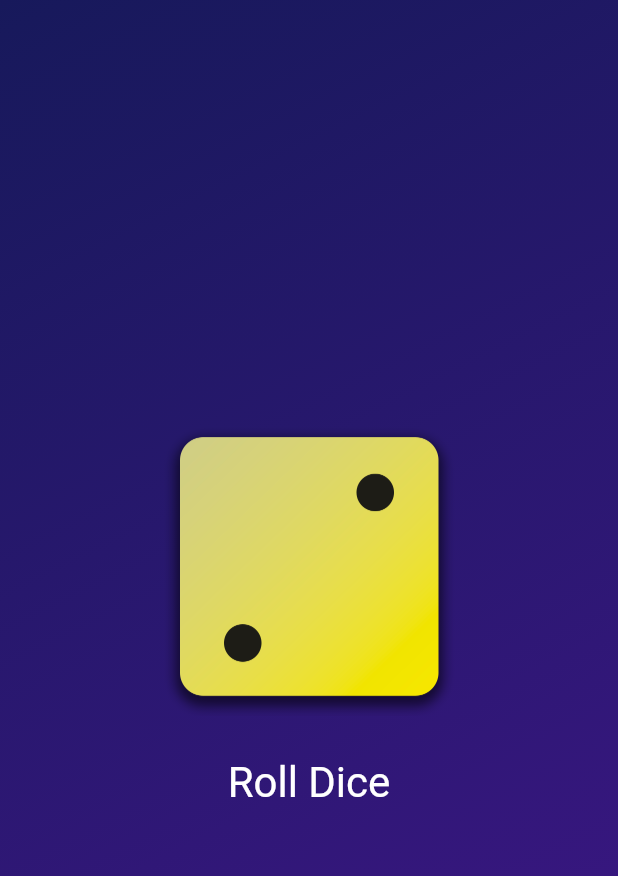
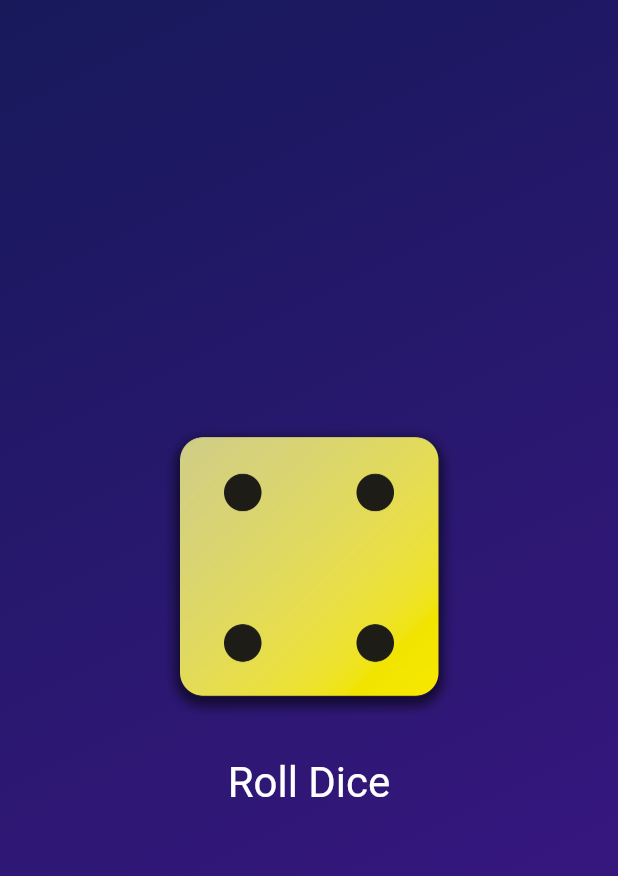
Before and after one commit to ninjastorm24/fluttter-first-app, a Flutter app: the screen it shows after launch, after a tap on "Roll Dice", on a phone screen of 412 x 824 dp. Shown: the top 876 px of the screen. Run offline on Flutter 3.47's test engine with Material 3 defaults, Android fonts, the phone set to English and light mode, and no system bars.

```diff
--- /dev/null
+++ b/lib/dice_roller.dart
@@ -0,0 +1,39 @@
+import 'package:flutter/material.dart';
+
+class DiceRoller extends StatefulWidget {
+  const DiceRoller({super.key});
+
+  @override
+  State<DiceRoller> createState() {
+    return _DiceRollerState();
+  }
+}
+
+class _DiceRollerState extends State<DiceRoller> {
+  var activeImage = 'assets/images/dice-2.png';
+
+  void rollDice() {
+    setState(() {
+      activeImage = 'assets/images/dice-4.png';
+    });
+  }
+
+  @override
+  Widget build(context) {
+    return Column(
+      mainAxisSize: MainAxisSize.min,
+      children: [
+        Image.asset(activeImage, width: 200),
+        const SizedBox(height: 20),
+        TextButton(
+          onPressed: rollDice,
+          style: TextButton.styleFrom(
+            foregroundColor: Colors.white,
+            textStyle: const TextStyle(fontSize: 28),
+          ),
+          child: const Text('Roll Dice'),
+        ),
+      ],
+    );
+  }
+}
--- a/lib/gradient_container.dart
+++ b/lib/gradient_container.dart
@@ -1,19 +1,14 @@
 import 'package:flutter/material.dart';
+import 'package:first_app/dice_roller.dart';
 
 const startAlignment = Alignment.topLeft;
 const endAlignment = Alignment.bottomRight;
 
 class GradientContainer extends StatelessWidget {
-  GradientContainer(this.colorA, this.colorB, {super.key});
+  const GradientContainer(this.colorA, this.colorB, {super.key});
 
   final Color colorA;
   final Color colorB;
-  var activeImage = 'assets/images/dice-2.png';
-
-  void rollDice() {
-    activeImage = 'assets/images/dice-4.png';
-  }
-
 
   @override
   Widget build(context) {
@@ -25,23 +20,7 @@ class GradientContainer extends StatelessWidget {
           end: endAlignment,
         ),
       ),
-      child: Center(
-        child: Column(
-          mainAxisSize: MainAxisSize.min,
-          children: [
-            Image.asset(activeImage, width: 200),
-            const SizedBox(height: 20),
-            TextButton(
-              onPressed: rollDice,
-              style: TextButton.styleFrom(
-                foregroundColor: Colors.white,
-                textStyle: const TextStyle(fontSize: 28),
-              ),
-              child: const Text('Roll Dice'),
-            ),
-          ],
-        ),
-      ),
+      child: const Center(child: DiceRoller()),
     );
   }
 }
--- a/lib/main.dart
+++ b/lib/main.dart
@@ -1,14 +1,13 @@
 import 'package:flutter/material.dart';
 import 'package:first_app/gradient_container.dart';
 
-
 void main() {
   runApp(
-    MaterialApp(
+    const MaterialApp(
       home: Scaffold(
         body: GradientContainer(
-          const Color.fromARGB(255, 23, 25, 91),
-          const Color.fromARGB(255, 64, 22, 137),
+          Color.fromARGB(255, 23, 25, 91),
+          Color.fromARGB(255, 64, 22, 137),
         ),
       ),
     ),
```
